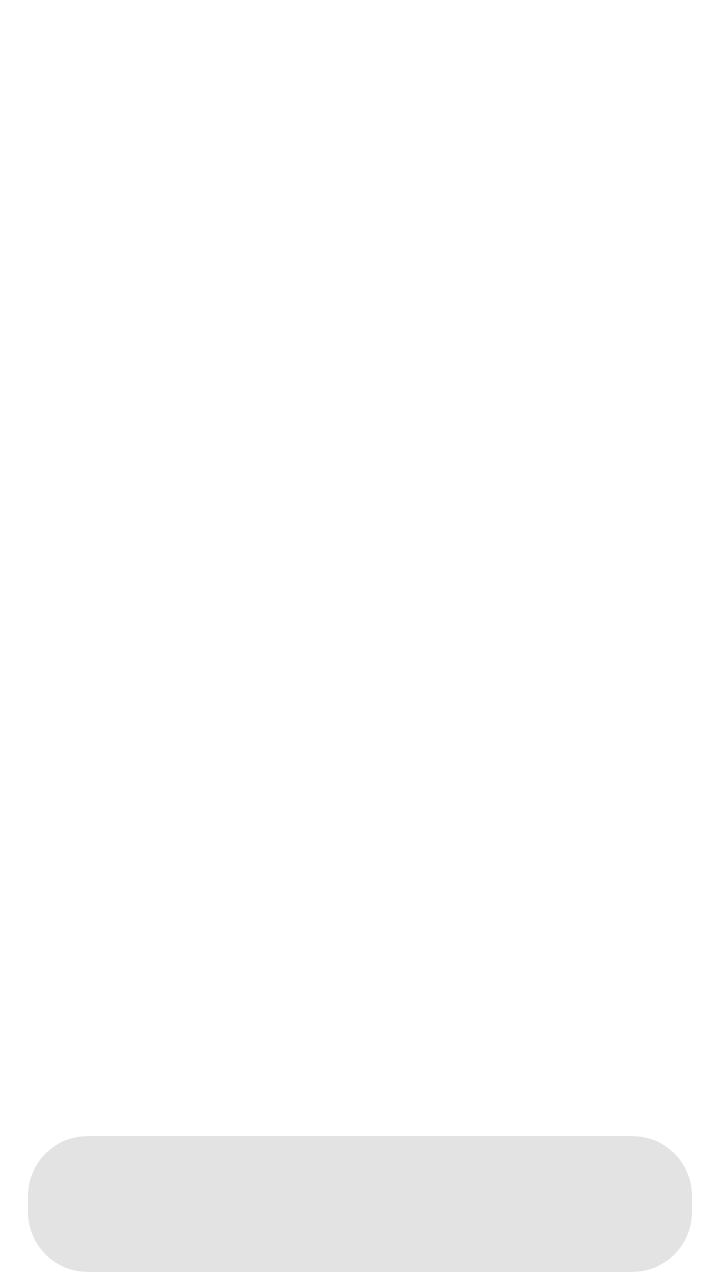
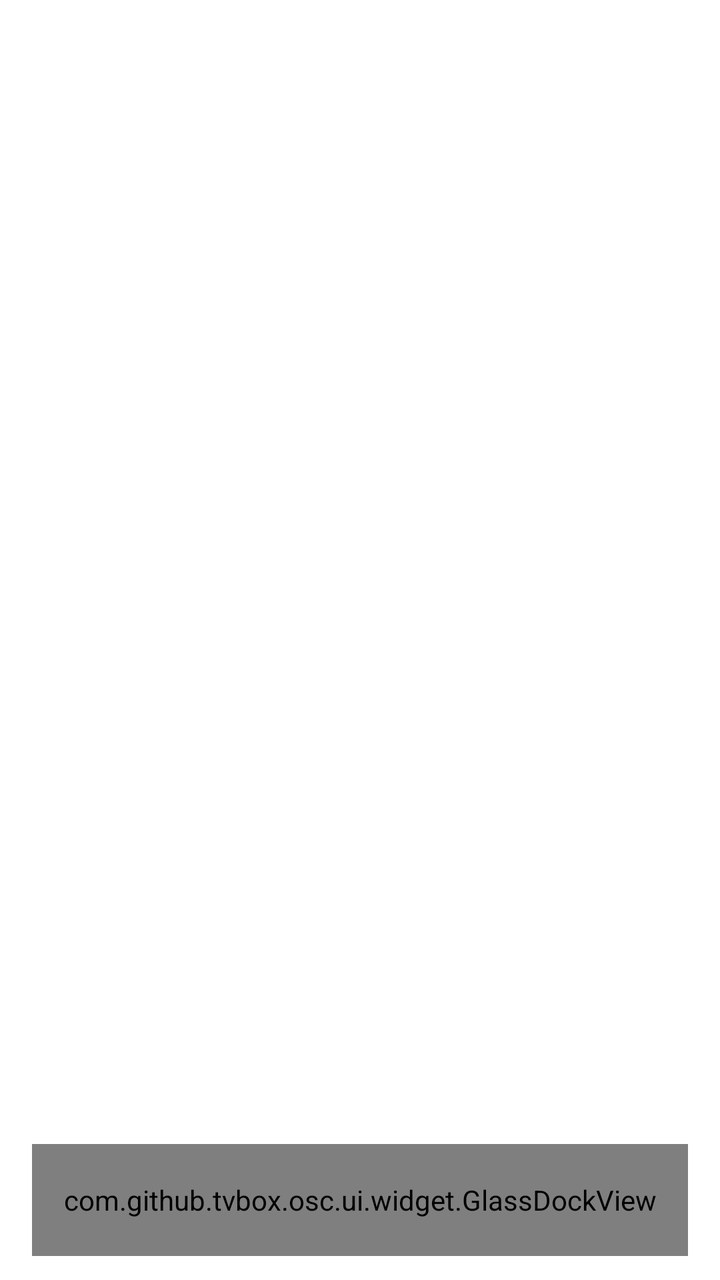

Before-and-after screenshots of an Android layout around one commit, followed by the original layout XML and the change that was made.
<!-- AndroidManifest.xml: application theme AppTheme -->
<!-- res/layout/activity_main.xml -->
<?xml version="1.0" encoding="utf-8"?>
<FrameLayout xmlns:android="http://schemas.android.com/apk/res/android"
    xmlns:app="http://schemas.android.com/apk/res-auto"
    xmlns:tools="http://schemas.android.com/tools"
    android:layout_width="match_parent"
    android:layout_height="match_parent"
    android:background="@android:color/transparent"
    tools:context=".ui.activity.MainActivity">

    <androidx.viewpager.widget.ViewPager
        android:id="@+id/vp"
        android:layout_width="match_parent"
        android:layout_height="match_parent"/>

    
    <LinearLayout
        android:id="@+id/dock_bar"
        android:layout_width="match_parent"
        android:layout_height="68dp"
        android:layout_gravity="bottom"
        android:layout_marginStart="14dp"
        android:layout_marginEnd="14dp"
        android:layout_marginBottom="4dp"
        android:background="@drawable/bg_dock_pill"
        android:gravity="center_vertical"
        android:orientation="horizontal"
        android:paddingVertical="6dp" />
</FrameLayout>
<!-- resources referenced by this layout -->
<resources>
  <!-- drawable bg_dock_pill (drawable) -->
  <?xml version="1.0" encoding="utf-8"?>
  <shape xmlns:android="http://schemas.android.com/apk/res/android"
      android:shape="rectangle">
      <solid android:color="@color/bg_surface"/>
      <corners android:radius="30dp"/>
  </shape>
  <style name="AppTheme" parent="Theme.MaterialComponents.Light.NoActionBar">
          
          <item name="colorPrimary">@color/colorPrimary</item>
          
          <item name="colorAccent">@color/colorAccent</item>
          
          <item name="android:windowBackground">@color/windowBackground</item>
          
          <item name="android:windowDrawsSystemBarBackgrounds">true</item>
          
          <item name="android:navigationBarColor">@color/windowBackground</item>
          
          <item name="android:windowLightNavigationBar">@bool/light_system_bar_icon</item>
      </style>
  <color name="bg_surface">#FFE3E3E3</color>
  <color name="colorPrimary">#FF1A1A20</color>
  <color name="colorAccent">#FFC68500</color>
  <color name="windowBackground">#FFFFFFFF</color>
</resources>

<!-- the commit's change to res/layout/activity_main.xml (unified diff, before → after) -->
@@ -5,24 +5,25 @@
     android:layout_width="match_parent"
     android:layout_height="match_parent"
     android:background="@android:color/transparent"
+    android:clipChildren="false"
     tools:context=".ui.activity.MainActivity">
 
+    
     <androidx.viewpager.widget.ViewPager
         android:id="@+id/vp"
         android:layout_width="match_parent"
         android:layout_height="match_parent"/>
 
     
-    <LinearLayout
+    <com.github.tvbox.osc.ui.widget.GlassDockView
         android:id="@+id/dock_bar"
         android:layout_width="match_parent"
-        android:layout_height="68dp"
+        android:layout_height="56dp"
         android:layout_gravity="bottom"
-        android:layout_marginStart="14dp"
-        android:layout_marginEnd="14dp"
-        android:layout_marginBottom="4dp"
-        android:background="@drawable/bg_dock_pill"
+        android:layout_marginStart="16dp"
+        android:layout_marginEnd="16dp"
+        android:layout_marginBottom="12dp"
         android:gravity="center_vertical"
         android:orientation="horizontal"
-        android:paddingVertical="6dp" />
+        android:paddingVertical="4dp" />
 </FrameLayout>
<!-- resource entries referenced after the edit -->
@@ -1,12 +1,5 @@
 <!-- resources referenced by this layout -->
 <resources>
-  <!-- drawable bg_dock_pill (drawable) -->
-  <?xml version="1.0" encoding="utf-8"?>
-  <shape xmlns:android="http://schemas.android.com/apk/res/android"
-      android:shape="rectangle">
-      <solid android:color="@color/bg_surface"/>
-      <corners android:radius="30dp"/>
-  </shape>
   <style name="AppTheme" parent="Theme.MaterialComponents.Light.NoActionBar">
           
           <item name="colorPrimary">@color/colorPrimary</item>
@@ -21,7 +14,6 @@
           
           <item name="android:windowLightNavigationBar">@bool/light_system_bar_icon</item>
       </style>
-  <color name="bg_surface">#FFE3E3E3</color>
   <color name="colorPrimary">#FF1A1A20</color>
   <color name="colorAccent">#FFC68500</color>
   <color name="windowBackground">#FFFFFFFF</color>
